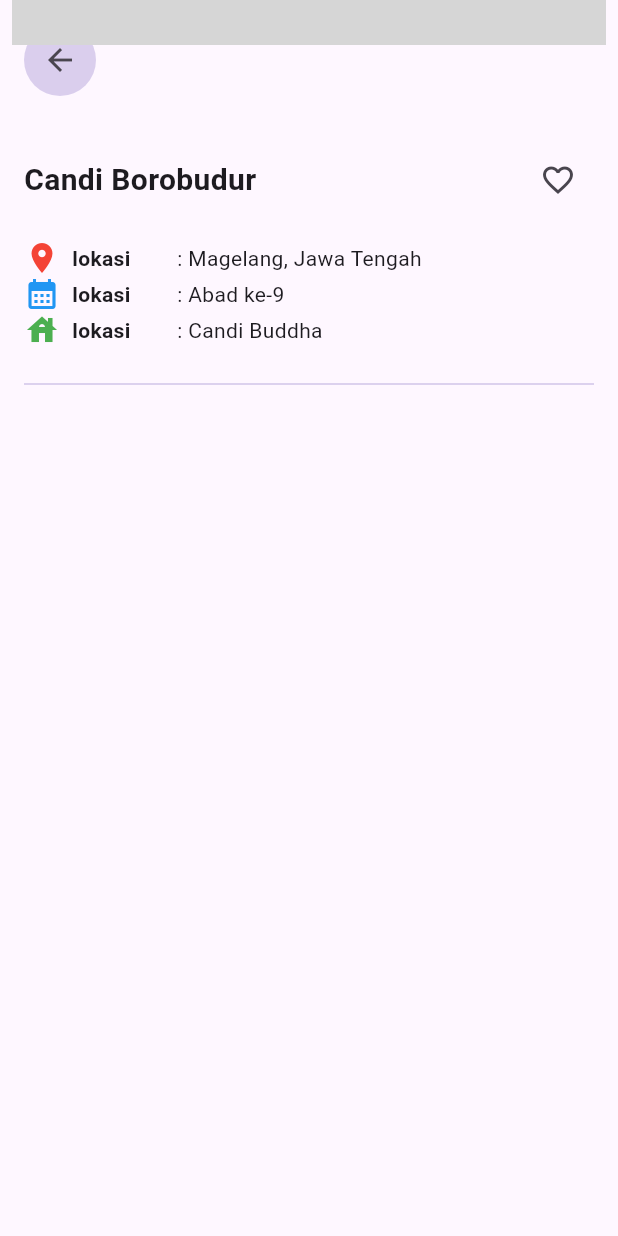
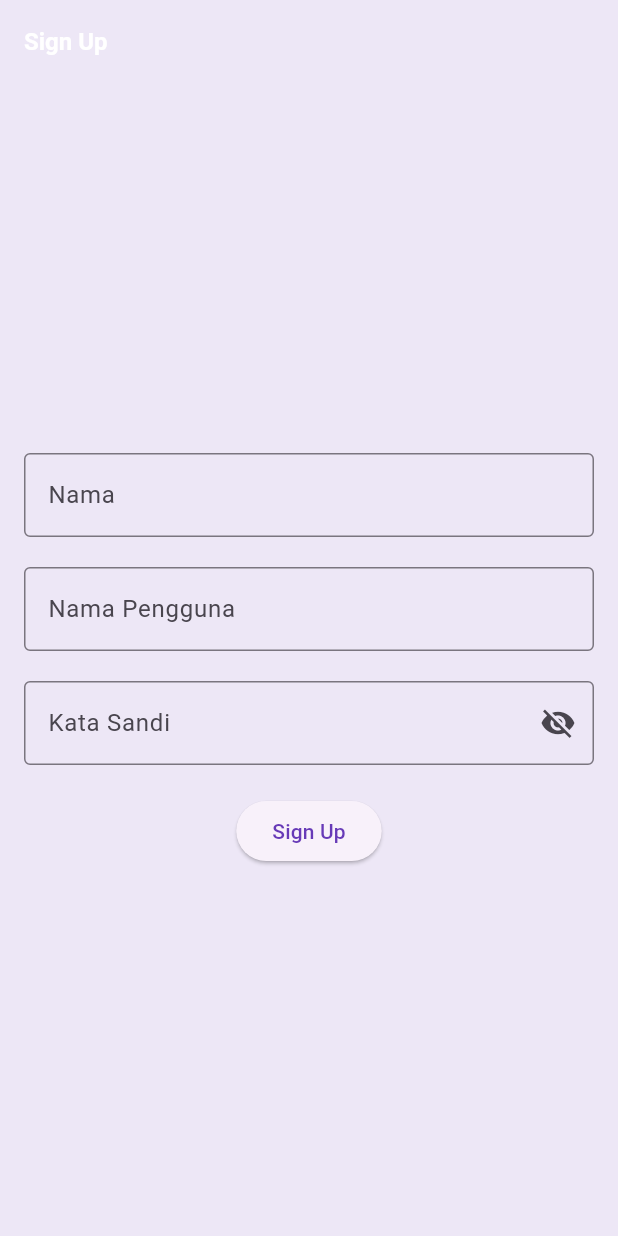
Before and after one commit to 2024-2025-Gasal-PABI-SI52/project-wisata-candi-Kennan-H, a Flutter app: the screen it shows after launch, on a phone screen of 412 x 824 dp. Run offline on Flutter 3.47's test engine with Material 3 defaults, Android fonts, the phone set to English and light mode, and no system bars; our stand-ins replace cached_network_image; grey boxes are pictures that could not be loaded.

Commit message:
final push

```diff
--- a/project_wisata_candi_kennan_h/lib/data/candi_data.dart
+++ b/project_wisata_candi_kennan_h/lib/data/candi_data.dart
@@ -8,7 +8,7 @@ var candiList = [
         'Candi Borobudur, candi Buddha terbesar di dunia, dibangun oleh penganut Buddha Mahayana pada abad ke-9 di Jawa Tengah, Indonesia. Dengan enam teras dan tiga pelataran melingkar yang dihiasi relief dan arca Buddha, Borobudur adalah tempat suci untuk memuliakan Buddha dan panduan ziarah menuju pencerahan. Meskipun ditinggalkan pada abad ke-10, candi ini ditemukan kembali pada tahun 1814 dan setelah pemugaran besar-besaran, diakui sebagai Situs Warisan Dunia oleh UNESCO.',
     built: 'Abad ke-9',
     type: 'Candi Buddha',
-    imageAsset: 'project_wisata_candi_kennan_h/images/borobudur.jpeg',
+    imageAsset: 'images/borobudur.jpeg',
     imageUrls: [
       'https://media-cdn.tripadvisor.com/media/photo-o/11/cd/4f/71/borobudur-and-the-sky.jpg',
       'https://media-cdn.tripadvisor.com/media/photo-o/11/cd/5d/36/borobudur-airial-view.jpg',
--- a/project_wisata_candi_kennan_h/lib/main.dart
+++ b/project_wisata_candi_kennan_h/lib/main.dart
@@ -1,7 +1,9 @@
 import 'package:flutter/material.dart';
 import 'package:project_wisata_candi_kennan_h/data/candi_data.dart';
 import 'package:project_wisata_candi_kennan_h/screens/detail_screen.dart';
-
+import 'package:project_wisata_candi_kennan_h/screens/profile_screen.dart';
+import 'package:project_wisata_candi_kennan_h/screens/signin_screen.dart';
+import 'package:project_wisata_candi_kennan_h/screens/signup_screen.dart';
 void main() {
   runApp(const MainApp());
 }
@@ -12,11 +14,25 @@ class MainApp extends StatelessWidget {
   @override
   Widget build(BuildContext context) {
     return MaterialApp(
-      title: 'Wisata Candi',
+      title: "Wisata Candi",
       theme: ThemeData(
-        colorScheme: ColorScheme.fromSeed(seedColor: Colors.deepPurple), useMaterial3: true,
-      ),
-      home: DetailScreen(candi: candiList[0],),
+          appBarTheme: const AppBarTheme(
+            iconTheme: IconThemeData(color: Colors.deepPurple),
+            titleTextStyle: TextStyle(
+              fontSize: 16,
+              fontWeight: FontWeight.bold,
+            ),
+          ),
+          colorScheme:
+              ColorScheme.fromSeed(seedColor: Colors.deepPurple).copyWith(
+            primary: Colors.deepPurple,
+            surface: Colors.deepPurple[50],
+          ),
+          useMaterial3: true),
+      //home: DetailScreen(candi: candiList[0],),
+      //home : ProfileScreen(),
+      //home: SignInScreen(),
+      home: SignUpScreen(),
     );
   }
 }
--- a/project_wisata_candi_kennan_h/lib/models/candi.dart
+++ b/project_wisata_candi_kennan_h/lib/models/candi.dart
@@ -18,5 +18,4 @@ class Candi {
     required this.imageUrls,
     this.isFavorite = false,
   });
-
 }
--- /dev/null
+++ b/project_wisata_candi_kennan_h/lib/screens/signup_screen.dart
@@ -0,0 +1,104 @@
+import 'package:flutter/material.dart';
+import 'package:flutter/gestures.dart';
+
+class SignUpScreen extends StatefulWidget {
+  SignUpScreen({super.key});
+
+  @override
+  State<SignUpScreen> createState() => _SignUpScreenState();
+}
+
+class _SignUpScreenState extends State<SignUpScreen> {
+  //TODO: 1. Deklarasikan variabel yang dibutuhkan
+  final TextEditingController _usernameController = TextEditingController();
+  final TextEditingController _fullnameController = TextEditingController();
+  final TextEditingController _passwordController = TextEditingController();
+
+  String _errorText = '';
+
+  bool _isSignUp = false;
+
+  bool _obscurePassword = true;
+
+  @override
+  Widget build(BuildContext context) {
+    return Scaffold(
+      //TODO: 2. Pasang AppBar
+      appBar: AppBar(
+        title: const Text('Sign Up'),
+      ),
+      //TODO: 3. Pasang body
+      body: Center(
+        child: SingleChildScrollView(
+          child: Padding(
+            padding: const EdgeInsets.all(16),
+            child: Form(
+              child: Column(
+                //TODO: 4. Atur mainAxisAlignment dan CrossAxisAlignment
+                mainAxisAlignment: MainAxisAlignment.center,
+                crossAxisAlignment: CrossAxisAlignment.center,
+                children: [
+                  //TODO: 5. Buat TextFromField untuk nama lengkap
+                  TextFormField(
+                    controller: _fullnameController,
+                    decoration: const InputDecoration(
+                      labelText: 'Nama',
+                      hintText: 'Masukkan nama',
+                      border: OutlineInputBorder(),
+                    ),
+                  ),
+                  //TODO: 6. Buat TextFromField untuk nama pengguna
+                  const SizedBox(
+                    height: 20,
+                  ),
+                  TextFormField(
+                    controller: _usernameController,
+                    decoration: const InputDecoration(
+                      labelText: 'Nama Pengguna',
+                      hintText: 'Masukkan nama pengguna',
+                      border: OutlineInputBorder(),
+                    ),
+                  ),
+                  //TODO: 7. Buat TextFromField untuk kata sandi
+                  const SizedBox(
+                    height: 20,
+                  ),
+                  TextFormField(
+                    controller: _passwordController,
+                    decoration: InputDecoration(
+                      labelText: 'Kata Sandi',
+                      hintText: 'Masukkan kata sandi',
+                      border: const OutlineInputBorder(),
+                      errorText: _errorText.isNotEmpty ? _errorText : null,
+                      suffixIcon: IconButton(
+                        onPressed: () {
+                          setState(() {
+                            _obscurePassword = !_obscurePassword;
+                          });
+                        },
+                        icon: Icon(
+                          _obscurePassword
+                              ? Icons.visibility_off
+                              : Icons.visibility,
+                        ),
+                      ),
+                    ),
+                    obscureText: _obscurePassword,
+                  ),
+                  //TODO: 8. Buat TextFromField untuk Sign In
+                  const SizedBox(
+                    height: 20,
+                  ),
+                  ElevatedButton(
+                    onPressed: () {},
+                    child: const Text('Sign Up'),
+                  ),
+                ],
+              ),
+            ),
+          ),
+        ),
+      ),
+    );
+  }
+}
```
Also changed, not shown: project_wisata_candi_kennan_h/lib/screens/detail_screen.dart (+162 -45 lines), project_wisata_candi_kennan_h/lib/screens/profile_screen.dart (added, +219 -0 lines), project_wisata_candi_kennan_h/lib/screens/signin_screen.dart (added, +118 -0 lines).
